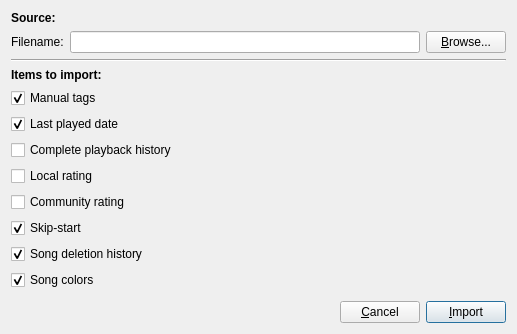
First picture: the form in src/UI/Dlg/DlgImportDB.ui, repository madmaxoft/SkauTan, before the edit.
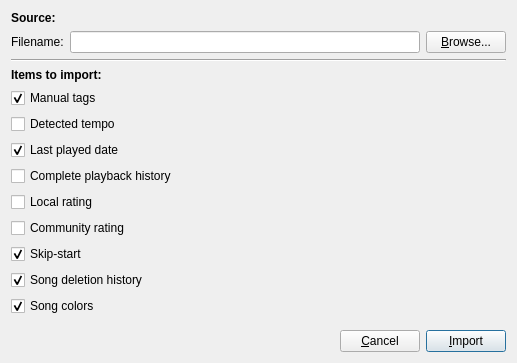
Second picture: the form after the edit.

Commit message: DB Import: Add detected tempo.

What changed in the file:
```diff
--- a/src/UI/Dlg/DlgImportDB.ui
+++ b/src/UI/Dlg/DlgImportDB.ui
@@ -7,7 +7,7 @@
     <x>0</x>
     <y>0</y>
     <width>517</width>
-    <height>334</height>
+    <height>363</height>
    </rect>
   </property>
   <property name="windowTitle">
@@ -81,6 +81,13 @@
      </property>
     </widget>
    </item>
+   <item>
+    <widget class="QCheckBox" name="chbDetectedTempo">
+     <property name="text">
+      <string>Detected tempo</string>
+     </property>
+    </widget>
+   </item>
    <item>
     <widget class="QCheckBox" name="chbLastPlayedDate">
      <property name="text">
```
The commit also changes 4 other files.
